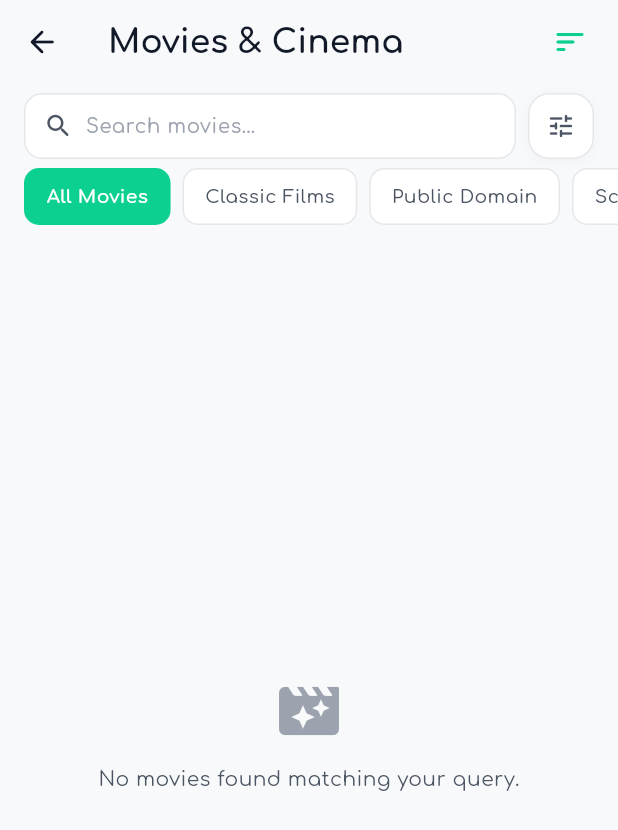
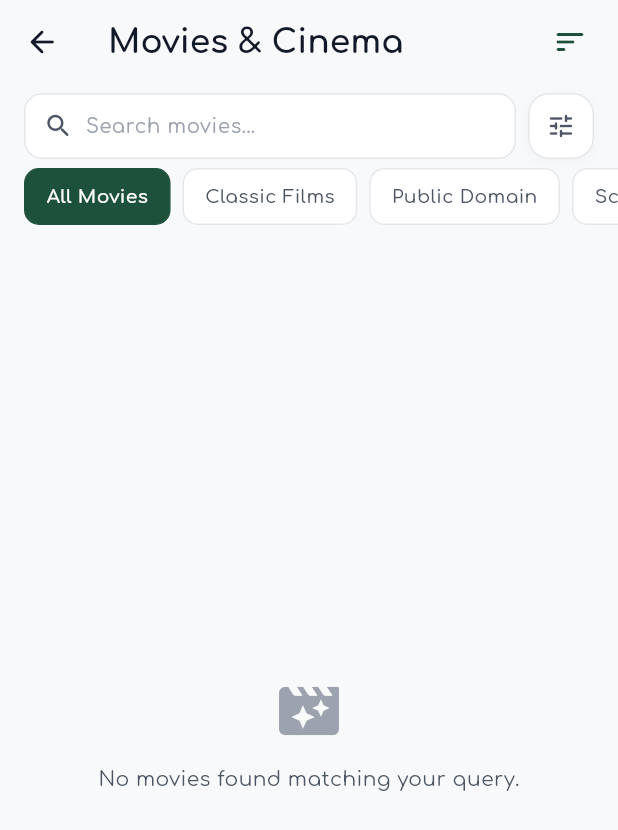
Before and after one commit to pavalep/CodecM, a Flutter app: the screen it shows after launch, after a tap on "Movies", on a phone screen of 412 x 824 dp. Shown: the top 830 px of the screen. Run offline on Flutter 3.47's test engine with Material 3 defaults, Android fonts, the phone set to English and light mode, and no system bars; our stand-ins replace equatable, flutter_bloc, google_fonts, just_audio, just_audio_background, video_player; network calls fail.

Commit message:
feat: restore Deep Forest Pine palette, full green adaptive launcher icon, and clean splash screen

```diff
--- a/lib/core/theme/app_colors.dart
+++ b/lib/core/theme/app_colors.dart
@@ -5,15 +5,19 @@ import 'package:flutter/material.dart';
 class AppColors {
   AppColors._();
 
-  // Primary Brand: Vibrant Emerald Mint from Brand Logo (#0CD090)
-  static const Color primary = Color(0xFF0CD090);
-  static const Color primaryDark = Color(0xFF089768);
-  static const Color primaryLight = Color(0xFF32E0A5);
+  // Primary Brand: Deep Forest Pine (#1E513B) for buttons, active tabs, and main accents
+  static const Color primary = Color(0xFF1E513B);
+  static const Color primaryDark = Color(0xFF133B2B);
+  static const Color primaryLight = Color(0xFF2D6A4F);
   static const Color onPrimary = Colors.white;
 
   // Mint / Light Container for badges and chips
-  static const Color primaryContainer = Color(0xFFE4F9F1);
-  static const Color onPrimaryContainer = Color(0xFF066143);
+  static const Color primaryContainer = Color(0xFFEAF4EE);
+  static const Color onPrimaryContainer = Color(0xFF1E513B);
+
+  // Vibrant Brand Logo Mint (#0CD090) used specifically for the Brand Logo mark, Splash Screen, and App Icon
+  static const Color logoGreen = Color(0xFF0CD090);
+  static const Color splashBackground = Color(0xFF0CD090);
 
   // Accent Amber Gold for ratings and awards
   static const Color amber = Color(0xFFF59E0B);
--- a/lib/features/home/presentation/pages/home_page.dart
+++ b/lib/features/home/presentation/pages/home_page.dart
@@ -156,7 +156,9 @@ class _HomeViewState extends State<_HomeView> {
             bestForYou.sort((a, b) => a.title.toLowerCase().compareTo(b.title.toLowerCase()));
           }
 
-          return RefreshIndicator(
+          return SafeArea(
+            bottom: false,
+            child: RefreshIndicator(
               color: AppColors.primary,
               onRefresh: () async {
                 context.read<HomeBloc>().add(const LoadHomeData(refresh: true));
@@ -203,6 +205,7 @@ class _HomeViewState extends State<_HomeView> {
                 ],
               ),
             ),
+          ),
         );
       },
     ),
@@ -213,9 +216,7 @@ class _HomeViewState extends State<_HomeView> {
   Widget _buildCleanHeader(BuildContext context, HomeState state) {
     final weatherSummary = state.weather?.summary ?? '10°C • Partly cloudy';
 
-    return SafeArea(
-      bottom: false,
-      child: Padding(
+    return Padding(
       padding: const EdgeInsets.fromLTRB(16, 12, 16, 10),
       child: Row(
           mainAxisAlignment: MainAxisAlignment.spaceBetween,
@@ -278,7 +279,6 @@ class _HomeViewState extends State<_HomeView> {
               activeCount: _activeFilterCount,
             ),
           ],
-        ),
         ),
       );
     }
--- a/lib/features/media/presentation/pages/media_detail_page.dart
+++ b/lib/features/media/presentation/pages/media_detail_page.dart
@@ -145,7 +145,7 @@ class _MediaDetailPageState extends State<MediaDetailPage> {
         children: [
           // 1. Scrollable Content
           SingleChildScrollView(
-            padding: const EdgeInsets.only(bottom: 74),
+            padding: const EdgeInsets.only(bottom: 108),
             child: Column(
               crossAxisAlignment: CrossAxisAlignment.start,
               children: [
@@ -592,7 +592,6 @@ class _MediaDetailPageState extends State<MediaDetailPage> {
 
   Widget _buildStickyBottomBar(BuildContext context) {
     return Container(
-      padding: const EdgeInsets.fromLTRB(20, 12, 20, 24),
       decoration: BoxDecoration(
         color: AppColors.surface,
         border: const Border(top: BorderSide(color: AppColors.border)),
@@ -604,6 +603,10 @@ class _MediaDetailPageState extends State<MediaDetailPage> {
           ),
         ],
       ),
+      child: SafeArea(
+        top: false,
+        child: Padding(
+          padding: const EdgeInsets.fromLTRB(20, 12, 20, 16),
           child: Row(
             mainAxisAlignment: MainAxisAlignment.spaceBetween,
             children: [
@@ -652,6 +655,8 @@ class _MediaDetailPageState extends State<MediaDetailPage> {
               ),
             ],
           ),
+        ),
+      ),
     );
   }
 }
--- a/lib/features/splash/presentation/pages/splash_screen.dart
+++ b/lib/features/splash/presentation/pages/splash_screen.dart
@@ -67,11 +67,11 @@ class _SplashScreenState extends State<SplashScreen> with SingleTickerProviderSt
       value: const SystemUiOverlayStyle(
         statusBarColor: Colors.transparent,
         statusBarIconBrightness: Brightness.light,
-        systemNavigationBarColor: AppColors.primary,
+        systemNavigationBarColor: AppColors.splashBackground,
         systemNavigationBarIconBrightness: Brightness.light,
       ),
       child: Scaffold(
-        backgroundColor: AppColors.primary,
+        backgroundColor: AppColors.splashBackground,
         body: Center(
           child: AnimatedBuilder(
             animation: _controller,
@@ -87,21 +87,12 @@ class _SplashScreenState extends State<SplashScreen> with SingleTickerProviderSt
             child: Column(
               mainAxisSize: MainAxisSize.min,
               children: [
-                // Centered App Icon Mark
-                Container(
-                  width: 108,
-                  height: 108,
-                  alignment: Alignment.center,
-                  decoration: BoxDecoration(
-                    color: Colors.white.withValues(alpha: 0.12),
-                    shape: BoxShape.circle,
-                  ),
-                  child: Image.asset(
-                    'assets/images/app_logo_white.png',
-                    width: 72,
-                    height: 72,
-                    fit: BoxFit.contain,
-                  ),
+                // Centered App Icon Mark directly on green (NO white circle)
+                Image.asset(
+                  'assets/images/app_logo_white.png',
+                  width: 84,
+                  height: 84,
+                  fit: BoxFit.contain,
                 ),
                 const SizedBox(height: 20),
                 Text(
```
Also changed, not shown: 25 other files. Lines whose indentation alone changed are shown as unchanged.
